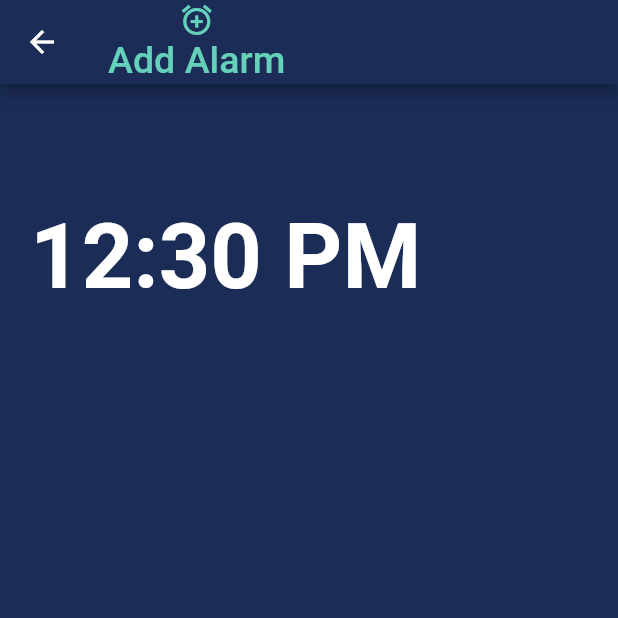
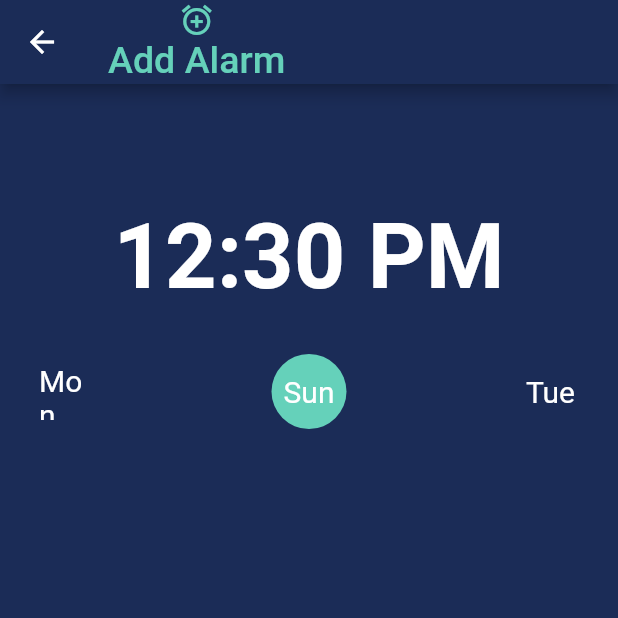
Before and after one commit to RohitIslam/alarm-app, a Flutter app: the AddAlarm screen opened directly, on a phone screen of 412 x 824 dp, the top half of it. Run offline on Flutter 3.47's test engine with Material 2 defaults, Android fonts, the phone set to English and light mode, and no system bars.

Commit message:
circleDay widget created

```diff
--- a/lib/widgets/add_alarm.dart
+++ b/lib/widgets/add_alarm.dart
@@ -1,4 +1,6 @@
 import 'package:flutter/material.dart';
+
+import './circle_day.dart';
 
 class AddAlarm extends StatefulWidget {
   @override
@@ -74,6 +76,17 @@ class _AddAlarmState extends State<AddAlarm> {
                 _selectTime(context);
               },
             ),
+            SizedBox(
+              height: 30,
+            ),
+            Row(
+              mainAxisAlignment: MainAxisAlignment.spaceBetween,
+              children: <Widget>[
+                circleDay('Mon', context, false),
+                circleDay('Sun', context, true),
+                circleDay('Tue', context, false),
+              ],
+            ),
           ],
         ),
       ),
--- /dev/null
+++ b/lib/widgets/circle_day.dart
@@ -0,0 +1,24 @@
+import 'package:flutter/material.dart';
+
+Widget circleDay(day, context, enabled) {
+  return Container(
+    width: 50,
+    height: 50,
+    decoration: BoxDecoration(
+      color: enabled ? Theme.of(context).accentColor : Colors.transparent,
+      borderRadius: BorderRadiusDirectional.circular(100),
+    ),
+    child: Padding(
+      padding: EdgeInsets.all(6),
+      child: Center(
+        child: Text(
+          day,
+          style: TextStyle(
+            color: Colors.white,
+            fontSize: 20,
+          ),
+        ),
+      ),
+    ),
+  );
+}
```
